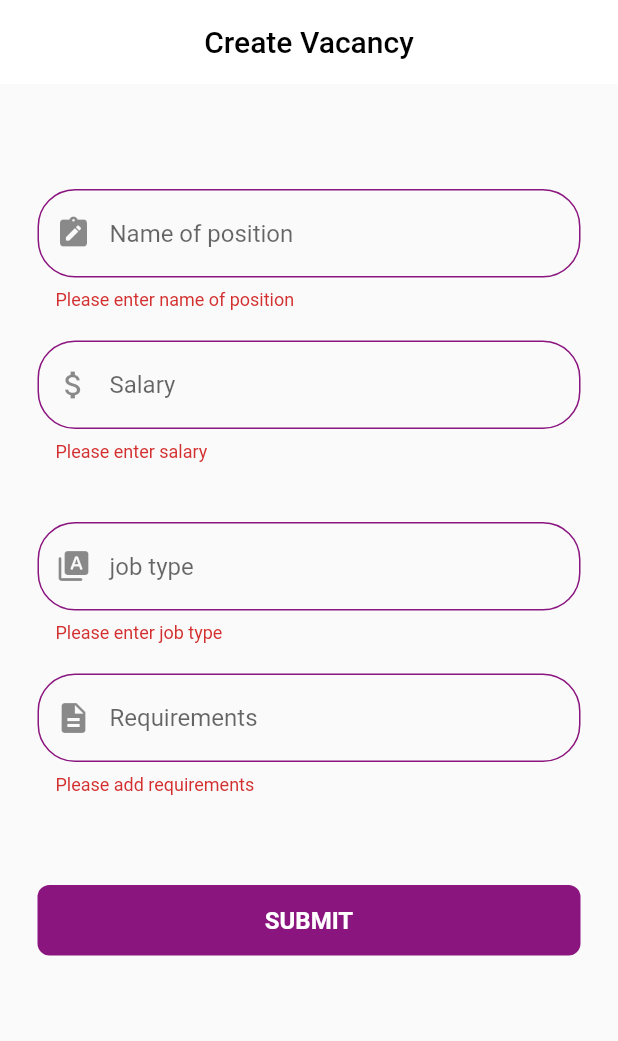
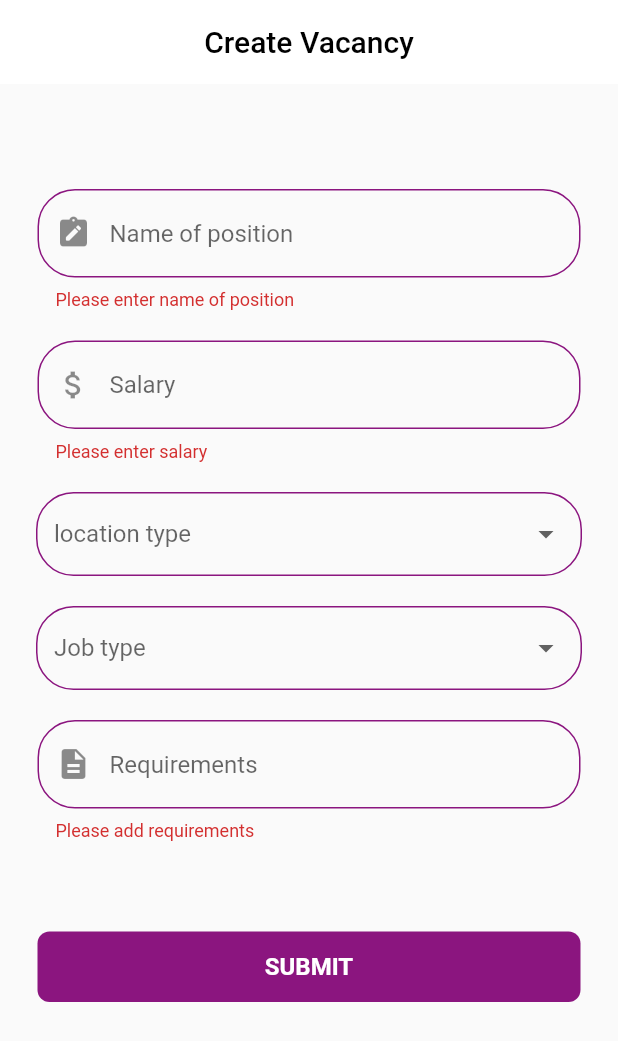
Before and after one commit to labeeb77/Job-Studio, a Flutter app: the AddVacancyScreen screen opened directly, after a tap on "SUBMIT", on a phone screen of 412 x 824 dp. Shown: the top 1041 px of the screen. Run offline on Flutter 3.47's test engine with Material 2 defaults, Android fonts, the light colour scheme and no system bars; drawn by our look-alikes of overlay_support; our stand-ins replace carousel_slider, dio, file_picker, flutter_secure_storage, flutter_svg, google_fonts and 3 more; accounts and stored records are empty.

Commit message:
create vacancy stage

```diff
--- a/lib/api/api_url.dart
+++ b/lib/api/api_url.dart
@@ -5,4 +5,5 @@ class ApiConfig {
   static String signUp = "/api/v1/auth/register";
   static String otp = "/api/v1/auth/verify";
   static String recruiterProfile ="/api/v1/user/recruiter";
+  static String createVacancy = "/api/v1/jobs";
 }
--- a/lib/main.dart
+++ b/lib/main.dart
@@ -4,6 +4,7 @@ import 'package:job_studio/screen/auth/login/controller/login_provider.dart';
 import 'package:job_studio/screen/auth/otp%20screen/controller/otp_provider.dart';
 import 'package:job_studio/screen/auth/sign%20up/controller/provider.dart';
 import 'package:job_studio/screen/recruiter%20side/Add%20recruiter%20profile/controller/add_recru_profile.dart';
+import 'package:job_studio/screen/recruiter%20side/application_screen/controller/vacancy_provider.dart';
 import 'package:job_studio/screen/recruiter%20side/bottom%20nav/bottomnav_controller.dart';
 import 'package:job_studio/screen/seeker%20side/Add%20seeker%20profile/controller/provider.dart';
 
@@ -29,7 +30,8 @@ class MyApp extends StatelessWidget {
         ChangeNotifierProvider(create: (context) => LoginProvider(),),
         ChangeNotifierProvider(create: (context) => BottomController(),),
         ChangeNotifierProvider(create: (context) => LocalProvider(),),
-        ChangeNotifierProvider(create: (context) => AddRecrPforileProvider(),)
+        ChangeNotifierProvider(create: (context) => AddRecrPforileProvider(),),
+        ChangeNotifierProvider(create: (context) => VacancyProvider(),)
       ],
       child: OverlaySupport.global(
         child: MaterialApp(
--- a/lib/screen/recruiter side/Add recruiter profile/service/addrecruiter_servies.dart
+++ b/lib/screen/recruiter side/Add recruiter profile/service/addrecruiter_servies.dart
@@ -19,7 +19,8 @@ class RecruiterProfileService{
         log(response.data.toString());
       }
     }on DioError catch(e){
-      log("dio error occure");
+      log("dio error occure in Add recruiter profile");
+      log("${e.message}");
     }
 
 
--- a/lib/screen/recruiter side/application_screen/view/add_vacancy.dart
+++ b/lib/screen/recruiter side/application_screen/view/add_vacancy.dart
@@ -4,6 +4,7 @@ import 'package:job_studio/core/colors.dart';
 import 'package:job_studio/screen/auth/login/view/widgets/button_widget.dart';
 import 'package:job_studio/screen/auth/login/view/widgets/text_field_widgte.dart';
 import 'package:job_studio/screen/recruiter%20side/Add%20recruiter%20profile/controller/add_recru_profile.dart';
+import 'package:job_studio/screen/recruiter%20side/application_screen/controller/vacancy_provider.dart';
 import 'package:provider/provider.dart';
 
 class AddVacancyScreen extends StatelessWidget {
@@ -25,7 +26,7 @@ List<String> jobType = ["full-time" , "part-time" , "freelance"];
         ),
       ),
       body: SafeArea(
-          child: Consumer<AddRecrPforileProvider>(
+          child: Consumer<VacancyProvider>(
         builder: (context, value, child) =>
          Form(
           key: formkey,
@@ -37,7 +38,7 @@ List<String> jobType = ["full-time" , "part-time" , "freelance"];
 
               //position
               MyTextField(
-                controller: value.companyNameController,
+                controller: value.positionNameController,
                 hintText: 'Name of position',
                  prefixIcon:const Icon(Icons.note_alt_rounded),
                 obscureText: false,
@@ -56,7 +57,7 @@ List<String> jobType = ["full-time" , "part-time" , "freelance"];
 
               // salary
               MyTextField(
-                controller: value.emailController,
+                controller: value.salaryController,
                 hintText: 'Salary',
                  prefixIcon:const Icon(Icons.attach_money_sharp),
                 obscureText: false,
@@ -74,6 +75,42 @@ List<String> jobType = ["full-time" , "part-time" , "freelance"];
               ),
 
               //location type
+           Padding(
+             padding: const EdgeInsets.only(left: 24,right: 24),
+             child: SizedBox(
+                  child: DropdownButtonFormField(
+                    hint: const Text("location type"),
+                    decoration: InputDecoration(
+                     border: OutlineInputBorder(
+              borderRadius: BorderRadius.circular(25),
+              borderSide: const BorderSide(
+                color: themeColor,
+              ),
+                     ),
+                     enabledBorder: OutlineInputBorder(
+              borderSide: const BorderSide(
+                color: themeColor,
+              ),
+              borderRadius: BorderRadius.circular(25),
+                     ),
+                     focusedBorder: OutlineInputBorder(
+              borderSide: const BorderSide(color: themeColor),
+              borderRadius: BorderRadius.circular(25),
+                     ),
+                     errorBorder: OutlineInputBorder(
+              borderSide: const BorderSide(color: themeColor),
+              borderRadius: BorderRadius.circular(25),
+                     ),
+                              isDense: true,
+                            ),
+                    items: locationType.map<DropdownMenuItem<String>>((String value){
+                      return DropdownMenuItem<String>(value: value,child: Text(value),);
+                    }).toList(),
+                     onChanged: (selectedLocation){
+                      value.selectedLocationtype = selectedLocation ;
+                     }),
+                ),
+           ),
 
 
               const SizedBox(
@@ -82,19 +119,43 @@ List<String> jobType = ["full-time" , "part-time" , "freelance"];
 
 
               //job type
-              MyTextField(
-                controller: value.countryController,
-                hintText: 'job type',
-               prefixIcon:const Icon(Icons.type_specimen_rounded),
-                obscureText: false,
-                validator: (value) {
-                  if (value == null || value.isEmpty) {
-                    return "Please enter job type";
-                  } else {
-                    return null;
-                  }
-                },
+              Padding(
+                padding: const EdgeInsets.only(left: 24,right: 24),
+                child: SizedBox(
+                  child: DropdownButtonFormField(
+                    hint: const Text("Job type"),
+                    decoration: InputDecoration(
+                        border: OutlineInputBorder(
+                          borderRadius: BorderRadius.circular(25),
+                          borderSide: const BorderSide(
+                color: themeColor,
+                          ),
+                        ),
+                        enabledBorder: OutlineInputBorder(
+                          borderSide: const BorderSide(
+                color: themeColor,
+                          ),
+                          borderRadius: BorderRadius.circular(25),
+                        ),
+                        focusedBorder: OutlineInputBorder(
+                          borderSide: const BorderSide(color: themeColor),
+                          borderRadius: BorderRadius.circular(25),
+                        ),
+                        errorBorder: OutlineInputBorder(
+                          borderSide: const BorderSide(color: themeColor),
+                          borderRadius: BorderRadius.circular(25),
+                        ),
+                              isDense: true,
+                            ),
+                    items: jobType.map<DropdownMenuItem<String>>((String value){
+                      return DropdownMenuItem<String>(value: value,child: Text(value),);
+                    }).toList(),
+                     onChanged: (selectedJobType){
+                      value.selectedJobType = selectedJobType ;
+                     }),
+                ),
               ),
+
 
               const SizedBox(
                 height: 20,
@@ -102,7 +163,7 @@ List<String> jobType = ["full-time" , "part-time" , "freelance"];
 
               //Requirements
               MyTextField(
-                controller: value.addressController,
+                controller: value.requirementsController,
                 hintText: 'Requirements',
                 obscureText: false,
                 prefixIcon:const Icon(Icons.description),
@@ -118,15 +179,14 @@ List<String> jobType = ["full-time" , "part-time" , "freelance"];
                 height: 60,
               ),
               //Button
-              Consumer<AddRecrPforileProvider>(
-                builder: (context, value, child) => MyButton(
-                    onTap: () {
-                      if (formkey.currentState!.validate()) {
+              MyButton(
+                  onTap: () {
+                    if (formkey.currentState!.validate()) {
+                     value.createVacancy();
 
-                      }
-                    },
-                    buttonText: "SUBMIT"),
-              ),
+                    }
+                  },
+                  buttonText: "SUBMIT"),
             ],
           ),
         ),
```
Also changed, not shown: lib/screen/recruiter side/application_screen/controller/vacancy_provider.dart (+19 -2 lines), lib/screen/recruiter side/application_screen/service/vacancy_service.dart (+27 -0 lines).
